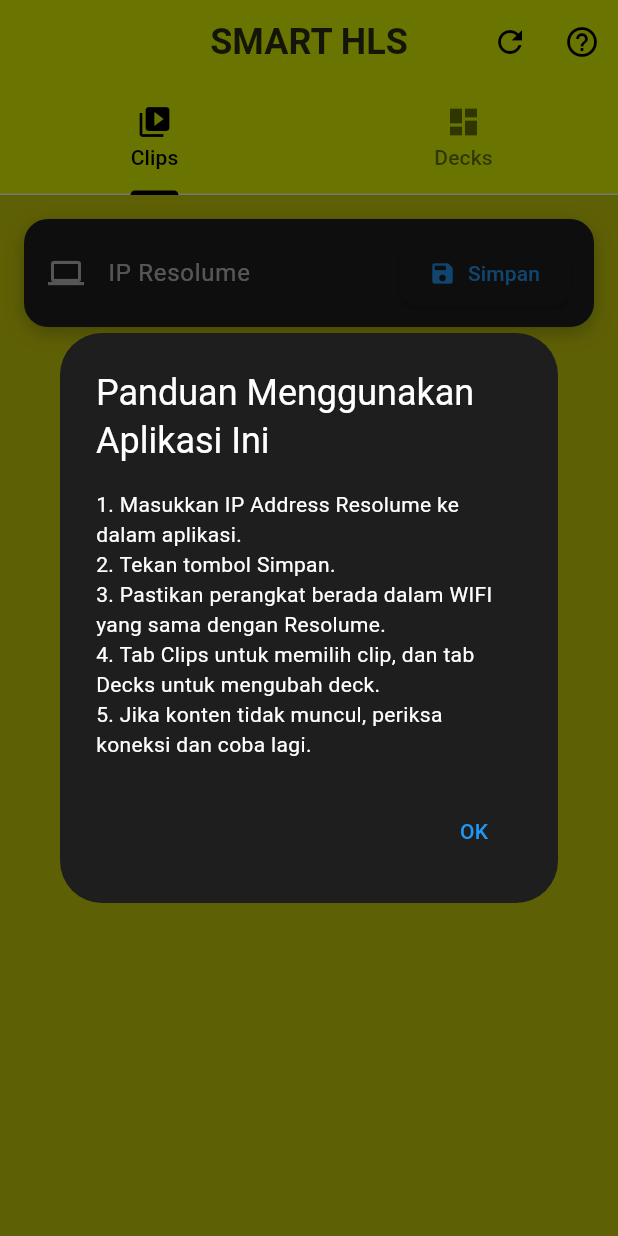
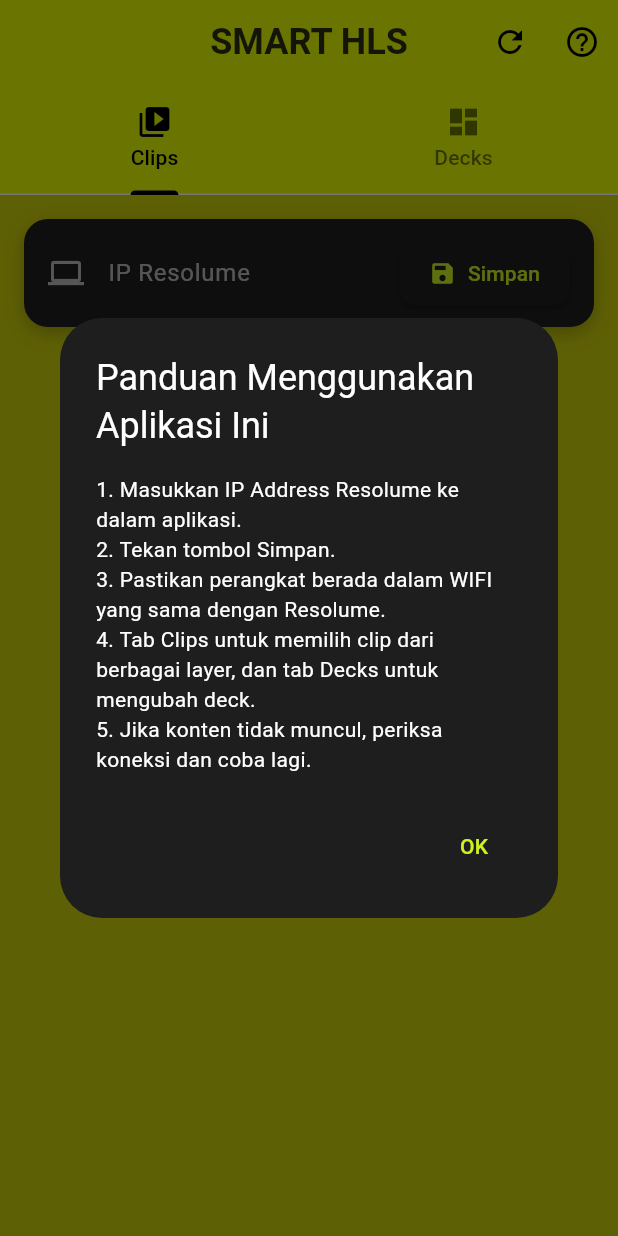
Before and after one commit to MENOOBS/ResolumeControl_MobileApps, a Flutter app: the screen it shows after launch, on a phone screen of 412 x 824 dp. Run offline on Flutter 3.47's test engine with Material 3 defaults, Android fonts, the phone set to English and light mode, and no system bars; our stand-ins replace shared_preferences.

Commit message:
Update semua layer terdeteksi

```diff
--- a/frontend/lib/main.dart
+++ b/frontend/lib/main.dart
@@ -15,8 +15,8 @@ class MyApp extends StatelessWidget {
       theme: ThemeData(
         useMaterial3: true,
         colorScheme: ColorScheme.dark(
-          primary: Colors.blue,
-          secondary: Colors.blueAccent,
+          primary: const Color.fromARGB(255, 205, 243, 33),
+          secondary: const Color.fromARGB(198, 228, 213, 11),
           surface: Color(0xFF1E1E1E),
           background: Color.fromARGB(246, 204, 207, 3),
         ),
@@ -35,14 +35,29 @@ class ResolumeControlScreen extends StatefulWidget {
   _ResolumeControlScreenState createState() => _ResolumeControlScreenState();
 }
 
+class Layer {
+  final int id;
+  final String name;
+  final List<String> clipUrls;
+  final List<String> clipTitles;
+  int? selectedClipIndex;
+
+  Layer({
+    required this.id,
+    required this.name,
+    required this.clipUrls,
+    required this.clipTitles,
+    this.selectedClipIndex,
+  });
+}
+
 class _ResolumeControlScreenState extends State<ResolumeControlScreen> with SingleTickerProviderStateMixin {
   String resolumeIP = "192.168.100.9";
   final int resolumePort = 8080;
-  List<String> imageUrls = [];
-  List<String> clipTitles = [];
+  List<Layer> layers = [];
   TextEditingController ipController = TextEditingController();
-  int? selectedClipIndex;
   int? selectedDeckIndex;
+  bool isLoading = false;
 
   // For deck control
   List<DeckInfo> decks = [];
@@ -89,7 +104,7 @@ class _ResolumeControlScreenState extends State<ResolumeControlScreen> with Sing
                 "1. Masukkan IP Address Resolume ke dalam aplikasi.\n"
                 "2. Tekan tombol Simpan.\n"
                 "3. Pastikan perangkat berada dalam WIFI yang sama dengan Resolume.\n"
-                "4. Tab Clips untuk memilih clip, dan tab Decks untuk mengubah deck.\n"
+                "4. Tab Clips untuk memilih clip dari berbagai layer, dan tab Decks untuk mengubah deck.\n"
                 "5. Jika konten tidak muncul, periksa koneksi dan coba lagi."
               ),
             ],
@@ -129,14 +144,51 @@ class _ResolumeControlScreenState extends State<ResolumeControlScreen> with Sing
   }
 
   Future<void> fetchResolumeData() async {
-    fetchClipData();
-    fetchDeckData();
+    setState(() {
+      isLoading = true;
+    });
+    await fetchLayersCount();
+    await fetchDeckData();
+    setState(() {
+      isLoading = false;
+    });
   }
 
-  Future<void> fetchClipData() async {
+  Future<void> fetchLayersCount() async {
+    try {
+      final response = await http.get(
+        Uri.parse("http://$resolumeIP:$resolumePort/api/v1/composition"),
+      );
+
+      if (response.statusCode == 200) {
+        var decodedResponse = jsonDecode(response.body);
+        var layersData = decodedResponse['layers'];
+
+        if (layersData is List) {
+          // Clear current layers data
+          layers.clear();
+
+          // Fetch data for each layer
+          for (int i = 0; i < layersData.length; i++) {
+            await fetchLayerData(i + 1, layersData[i]['name']?['value'] ?? '${i + 1}');
+          }
+        }
+      }
+    } catch (e) {
+      print("❌ Error mengambil jumlah layer Resolume: $e");
+      ScaffoldMessenger.of(context).showSnackBar(
+        SnackBar(
+          content: Text('Gagal mengambil data layer: $e'),
+          backgroundColor: Colors.red,
+          behavior: SnackBarBehavior.floating,
+        ),
+      );
+    }
+  }
+
+  Future<void> fetchLayerData(int layerIndex, String layerName) async {
     List<String> urls = [];
-    List<String> clipNames = []; // Simpan nama clip
-    int layerIndex = 1;
+    List<String> clipNames = [];
 
     try {
       final response = await http.get(
@@ -158,29 +210,28 @@ class _ResolumeControlScreenState extends State<ResolumeControlScreen> with Sing
                 String thumbnailUrl =
                     "http://$resolumeIP:$resolumePort/api/v1/composition/layers/$layerIndex/clips/${clipIndex + 1}/thumbnail";
                 urls.add(thumbnailUrl);
-                clipNames.add(clipName); // Simpan nama clip
+                clipNames.add(clipName);
               }
             }
           }
         }
 
+        // Add layer only if it has clips
+        if (urls.isNotEmpty) {
           setState(() {
-          imageUrls = urls;
-          clipTitles = clipNames;
+            layers.add(Layer(
+              id: layerIndex,
+              name: layerName,
+              clipUrls: urls,
+              clipTitles: clipNames,
+            ));
           });
         }
+      }
     } catch (e) {
-      print("❌ Error mengambil data clip Resolume: $e");
-      ScaffoldMessenger.of(context).showSnackBar(
-        SnackBar(
-          content: Text('Gagal mengambil data clip: $e'),
-          backgroundColor: Colors.red,
-          behavior: SnackBarBehavior.floating,
-        ),
-      );
+      print("❌ Error mengambil data clip Layer $layerIndex: $e");
     }
   }
-
 
   Future<void> fetchDeckData() async {
     try {
@@ -196,11 +247,8 @@ class _ResolumeControlScreenState extends State<ResolumeControlScreen> with Sing
         if (decksData is List) {
           for (var deck in decksData) {
             if (deck is Map<String, dynamic>) {
-              // Konversi ID menjadi String
               String deckId = deck['id']?.toString() ?? 'Unknown';
-              // Ambil nilai `value` dari objek `name`
               String deckName = deck['name']?['value']?.toString() ?? 'Deck ${fetchedDecks.length + 1}';
-              // Ambil nilai `value` dari objek `selected`
               bool isSelected = deck['selected']?['value'] == true;
 
               fetchedDecks.add(DeckInfo(
@@ -234,20 +282,22 @@ class _ResolumeControlScreenState extends State<ResolumeControlScreen> with Sing
       );
     }
   }
-  Future<void> selectClip(int layer, int clip) async {
+
+  Future<void> selectClip(int layerIndex, int clipIndex, int layerListIndex) async {
     setState(() {
-      selectedClipIndex = clip - 1;
+      // Update selected clip index
+      layers[layerListIndex].selectedClipIndex = clipIndex;
     });
 
     try {
       final response = await http.post(
-        Uri.parse("http://$resolumeIP:$resolumePort/api/v1/composition/layers/$layer/clips/${clip}/connect"),
+        Uri.parse("http://$resolumeIP:$resolumePort/api/v1/composition/layers/$layerIndex/clips/${clipIndex + 1}/connect"),
       );
 
       if (response.statusCode == 200 || response.statusCode == 204) {
         ScaffoldMessenger.of(context).showSnackBar(
           SnackBar(
-            content: Text('Clip berhasil dipilih!'),
+            content: Text('Clip berhasil dipilih pada Layer ${layerIndex}!'),
             backgroundColor: Colors.green,
             behavior: SnackBarBehavior.floating,
           ),
@@ -267,7 +317,7 @@ class _ResolumeControlScreenState extends State<ResolumeControlScreen> with Sing
     Future.delayed(Duration(milliseconds: 500), () {
       if (mounted) {
         setState(() {
-          selectedClipIndex = null;
+          layers[layerListIndex].selectedClipIndex = null;
         });
       }
     });
@@ -306,8 +356,6 @@ class _ResolumeControlScreenState extends State<ResolumeControlScreen> with Sing
         ),
       );
     }
-
-    // Keep selection visible
   }
 
   @override
@@ -401,7 +449,7 @@ class _ResolumeControlScreenState extends State<ResolumeControlScreen> with Sing
             child: TabBarView(
               controller: _tabController,
               children: [
-                // Clips Tab
+                // Clips Tab - Multiple Layers
                 _buildClipsTab(),
 
                 // Decks Tab
@@ -415,22 +463,85 @@ class _ResolumeControlScreenState extends State<ResolumeControlScreen> with Sing
   }
 
   Widget _buildClipsTab() {
-    return imageUrls.isEmpty
-        ? Center(
+    if (isLoading) {
+      return Center(
         child: Column(
           mainAxisAlignment: MainAxisAlignment.center,
           children: [
             CircularProgressIndicator(),
             SizedBox(height: 16),
             Text(
-                  "Memuat thumbnail clip...",
+              "Memuat data layer dan clip...",
               style: TextStyle(color: Colors.white70),
             ),
           ],
         ),
-          )
-        : Container(
-            margin: EdgeInsets.symmetric(horizontal: 16),
+      );
+    }
+
+    if (layers.isEmpty) {
+      return Center(
+        child: Column(
+          mainAxisAlignment: MainAxisAlignment.center,
+          children: [
+            Icon(Icons.warning_amber_rounded, size: 64, color: Colors.white70),
+            SizedBox(height: 16),
+            Text(
+              "Tidak ada layer yang ditemukan",
+              style: TextStyle(color: Colors.white70, fontSize: 18),
+            ),
+            SizedBox(height: 8),
+            Text(
+              "Periksa koneksi dan tekan refresh",
+              style: TextStyle(color: Colors.white54),
+            ),
+          ],
+        ),
+      );
+    }
+
+    return ListView.builder(
+      padding: EdgeInsets.all(16),
+      itemCount: layers.length,
+      itemBuilder: (context, layerIndex) {
+        Layer layer = layers[layerIndex];
+        return Column(
+          crossAxisAlignment: CrossAxisAlignment.start,
+          children: [
+            // Layer Title with Container
+            Container(
+              width: double.infinity,
+              margin: EdgeInsets.only(bottom: 12, top: layerIndex > 0 ? 24 : 0),
+              padding: EdgeInsets.symmetric(vertical: 10, horizontal: 16),
+              decoration: BoxDecoration(
+                color: Theme.of(context).colorScheme.primary,
+                borderRadius: BorderRadius.circular(12),
+                boxShadow: [
+                  BoxShadow(
+                    color: Colors.black26,
+                    blurRadius: 6,
+                    offset: Offset(0, 2),
+                  ),
+                ],
+              ),
+              child: Row(
+                children: [
+                  Icon(Icons.layers, color: Colors.white),
+                  SizedBox(width: 8),
+                  Text(
+                    "${layer.name}",
+                    style: TextStyle(
+                      fontSize: 18,
+                      fontWeight: FontWeight.bold,
+                      color: Colors.white,
+                    ),
+                  ),
+                ],
+              ),
+            ),
+
+            // Clips Grid for this Layer
+            Container(
               decoration: BoxDecoration(
                 color: Theme.of(context).colorScheme.surface,
                 borderRadius: BorderRadius.circular(16),
@@ -443,6 +554,8 @@ class _ResolumeControlScreenState extends State<ResolumeControlScreen> with Sing
                 ],
               ),
               child: GridView.builder(
+                shrinkWrap: true,
+                physics: NeverScrollableScrollPhysics(),
                 padding: EdgeInsets.all(16),
                 gridDelegate: SliverGridDelegateWithFixedCrossAxisCount(
                   crossAxisCount: 2,
@@ -450,16 +563,16 @@ class _ResolumeControlScreenState extends State<ResolumeControlScreen> with Sing
                   mainAxisSpacing: 16,
                   childAspectRatio: 1,
                 ),
-              itemCount: imageUrls.length,
-              itemBuilder: (context, index) {
-                bool isSelected = selectedClipIndex == index;
+                itemCount: layer.clipUrls.length,
+                itemBuilder: (context, clipIndex) {
+                  bool isSelected = layer.selectedClipIndex == clipIndex;
                   return AnimatedContainer(
                     duration: Duration(milliseconds: 300),
                     transform: isSelected
                         ? (Matrix4.identity()..scale(0.95))
                         : Matrix4.identity(),
                     child: InkWell(
-                    onTap: () => selectClip(1, index + 1),
+                      onTap: () => selectClip(layer.id, clipIndex, layerIndex),
                       child: Container(
                         decoration: BoxDecoration(
                           borderRadius: BorderRadius.circular(12),
@@ -492,7 +605,7 @@ class _ResolumeControlScreenState extends State<ResolumeControlScreen> with Sing
                                 child: Stack(
                                   children: [
                                     Image.network(
-                                    imageUrls[index],
+                                      layer.clipUrls[clipIndex],
                                       fit: BoxFit.cover,
                                       width: double.infinity,
                                       height: double.infinity,
@@ -539,7 +652,7 @@ class _ResolumeControlScreenState extends State<ResolumeControlScreen> with Sing
                                 ),
                               ),
                               child: Text(
-                              clipTitles[index],
+                                layer.clipTitles[clipIndex],
                                 textAlign: TextAlign.center,
                                 style: TextStyle(
                                   color: Colors.white,
@@ -554,6 +667,18 @@ class _ResolumeControlScreenState extends State<ResolumeControlScreen> with Sing
                   );
                 },
               ),
+            ),
+
+            // Add a divider if not the last layer
+            if (layerIndex < layers.length - 1)
+              Divider(
+                height: 48,
+                thickness: 2,
+                color: Colors.white24,
+              ),
+          ],
+        );
+      },
     );
   }
 
@@ -563,11 +688,15 @@ class _ResolumeControlScreenState extends State<ResolumeControlScreen> with Sing
             child: Column(
               mainAxisAlignment: MainAxisAlignment.center,
               children: [
-                CircularProgressIndicator(),
+                isLoading
+                    ? CircularProgressIndicator()
+                    : Icon(Icons.warning_amber_rounded, size: 64, color: Colors.white70),
                 SizedBox(height: 16),
                 Text(
-                  "Memuat data deck...",
-                  style: TextStyle(color: Colors.white70),
+                  isLoading
+                      ? "Memuat data deck..."
+                      : "Tidak ada deck yang ditemukan",
+                  style: TextStyle(color: Colors.white70, fontSize: 18),
                 ),
               ],
             ),
@@ -666,7 +795,7 @@ class _ResolumeControlScreenState extends State<ResolumeControlScreen> with Sing
 }
 
 class DeckInfo {
-  final String id; // Explicitly defined as String
+  final String id;
   final String name;
   bool isSelected;
 
```
Lines whose indentation alone changed are shown as unchanged.
